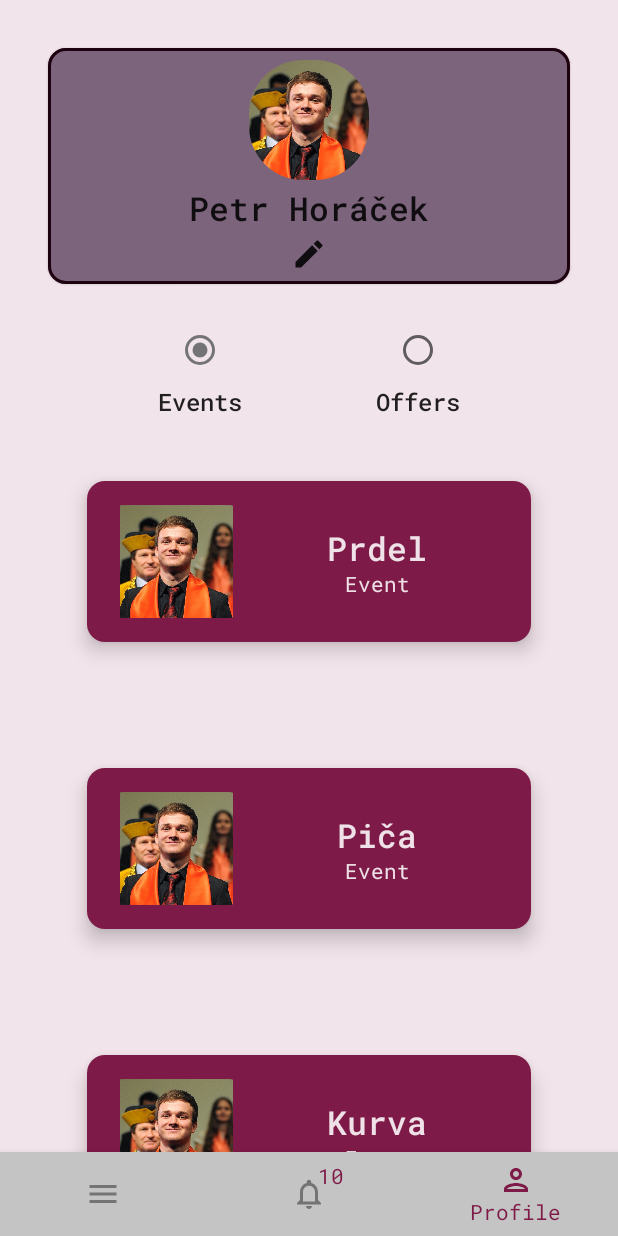
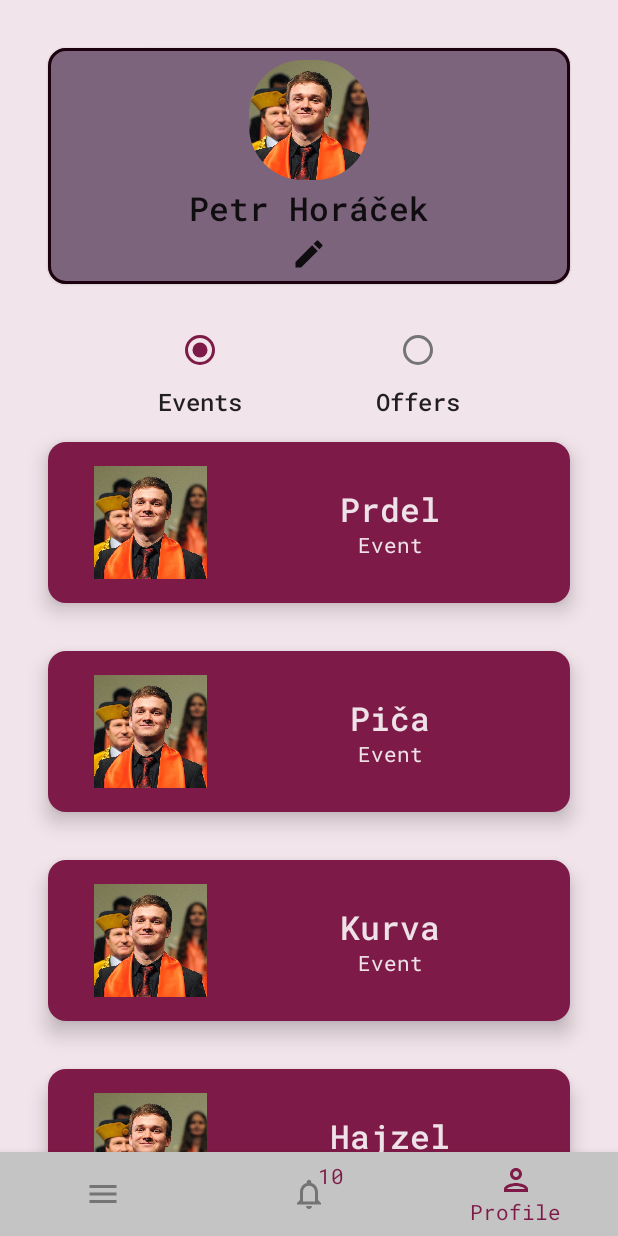
Before and after one commit to HoracekPetr/Kolejka, an Android app built with Jetpack Compose: the ProfileScreen screen opened through its navigation route, on a phone screen of 412 x 824 dp. Run offline under Robolectric (Android 15) with nearby library versions, the light colour scheme and no system bars; our stand-ins replace Dagger/Hilt's generated code, accompanist; libraries missing offline, so code that uses them is left out: com.godaddy.android.

Commit message:
Zmena barev radio buttonů a paddingu

```diff
--- a/app/src/main/java/com/example/kolejka/view/ui/screens/new_post_screen/NewPostScreen.kt
+++ b/app/src/main/java/com/example/kolejka/view/ui/screens/new_post_screen/NewPostScreen.kt
@@ -80,6 +80,7 @@ fun NewPostScreen(
             ) {
                 RadioButton(
                     selected = viewModel.eventRadioEnabled.value,
+                    colors = RadioButtonDefaults.colors(selectedColor = DarkPurple, unselectedColor = DarkGray),
                     onClick = { viewModel.eventRadioEnabled(true) })
                 Text(
                     text = stringResource(R.string.event),
@@ -92,6 +93,7 @@ fun NewPostScreen(
             ) {
                 RadioButton(
                     selected = viewModel.offerRadioEnabled.value,
+                    colors = RadioButtonDefaults.colors(selectedColor = DarkPurple, unselectedColor = DarkGray),
                     onClick = { viewModel.offerRadioEnabled(true) })
                 Text(stringResource(R.string.offer), style = MaterialTheme.typography.subtitle2)
             }
--- a/app/src/main/java/com/example/kolejka/view/ui/screens/profile_screen/ProfileScreen.kt
+++ b/app/src/main/java/com/example/kolejka/view/ui/screens/profile_screen/ProfileScreen.kt
@@ -66,13 +66,31 @@ fun ProfileScreen(
             }
             Spacer(modifier = Modifier.size(Space4))
             Row(Modifier.fillMaxWidth(), horizontalArrangement = Arrangement.SpaceEvenly) {
-                Column(verticalArrangement = Arrangement.Center, horizontalAlignment = Alignment.CenterHorizontally) {
-                    RadioButton(selected = viewModel.yourPostsRadioEnabled.value, onClick = { viewModel.setYourPostsRadioEnabled(true) })
-                    Text(text = stringResource(R.string.events), style = MaterialTheme.typography.subtitle2)
+                Column(
+                    verticalArrangement = Arrangement.Center,
+                    horizontalAlignment = Alignment.CenterHorizontally
+                ) {
+                    RadioButton(
+                        selected = viewModel.yourPostsRadioEnabled.value,
+                        colors = RadioButtonDefaults.colors(selectedColor = DarkPurple, unselectedColor = DarkGray),
+                        onClick = { viewModel.setYourPostsRadioEnabled(true) })
+                    Text(
+                        text = stringResource(R.string.events),
+                        style = MaterialTheme.typography.subtitle2
+                    )
                 }
-                Column(verticalArrangement = Arrangement.Center, horizontalAlignment = Alignment.CenterHorizontally) {
-                    RadioButton(selected = viewModel.joinedPostsRadioEnabled.value, onClick = { viewModel.setJoinedPostsRadioEnabled(true) })
-                    Text(stringResource(R.string.offers), style = MaterialTheme.typography.subtitle2)
+                Column(
+                    verticalArrangement = Arrangement.Center,
+                    horizontalAlignment = Alignment.CenterHorizontally
+                ) {
+                    RadioButton(
+                        selected = viewModel.joinedPostsRadioEnabled.value,
+                        colors = RadioButtonDefaults.colors(selectedColor = DarkPurple, unselectedColor = DarkGray),
+                        onClick = { viewModel.setJoinedPostsRadioEnabled(true) })
+                    Text(
+                        stringResource(R.string.offers),
+                        style = MaterialTheme.typography.subtitle2
+                    )
                 }
             }
         }
@@ -80,17 +98,22 @@ fun ProfileScreen(
         items(
             when {
                 viewModel.yourPostsRadioEnabled.value -> {
-                    posts.filter{it.isEvent}
+                    posts.filter { it.isEvent }
                 }
                 viewModel.joinedPostsRadioEnabled.value -> {
-                    posts.filter{it.isOffer}
+                    posts.filter { it.isOffer }
                 }
                 else -> {
                     posts
                 }
             }
-        ){ post ->
-            PostStrip(post = post, modifier = Modifier.fillMaxWidth().padding(PaddingExtraLarge).clickable {  })
+        ) { post ->
+            PostStrip(
+                post = post,
+                modifier = Modifier
+                    .fillMaxWidth()
+                    .padding(PaddingMedium)
+                    .clickable { })
         }
     }
 }
```
